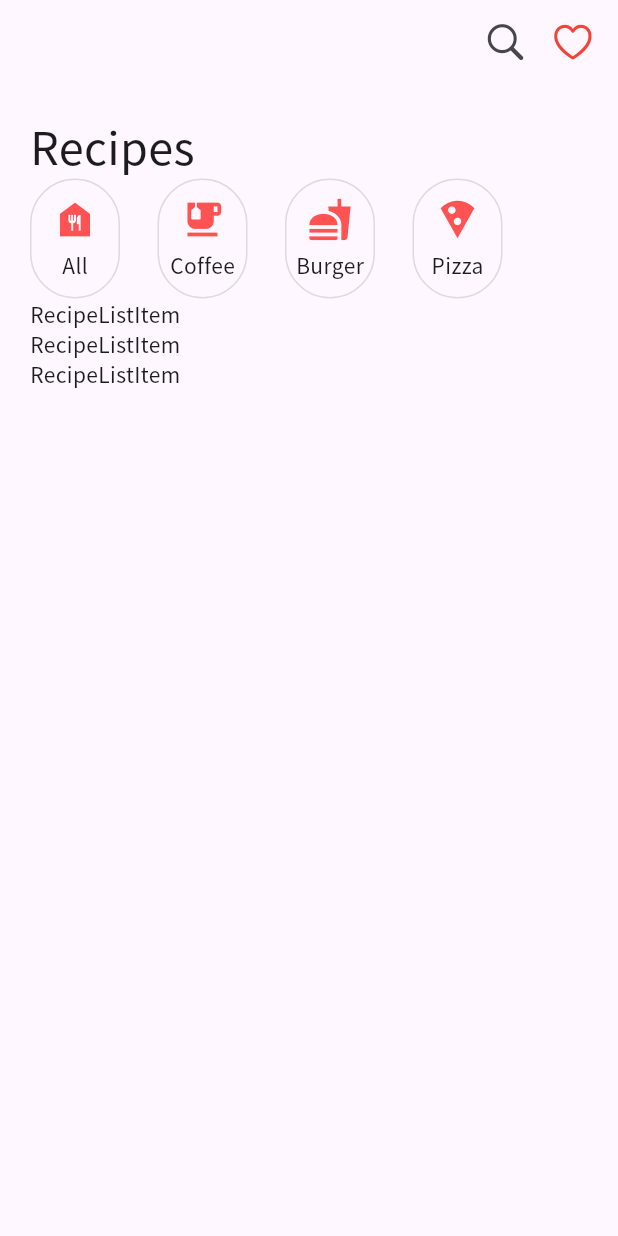
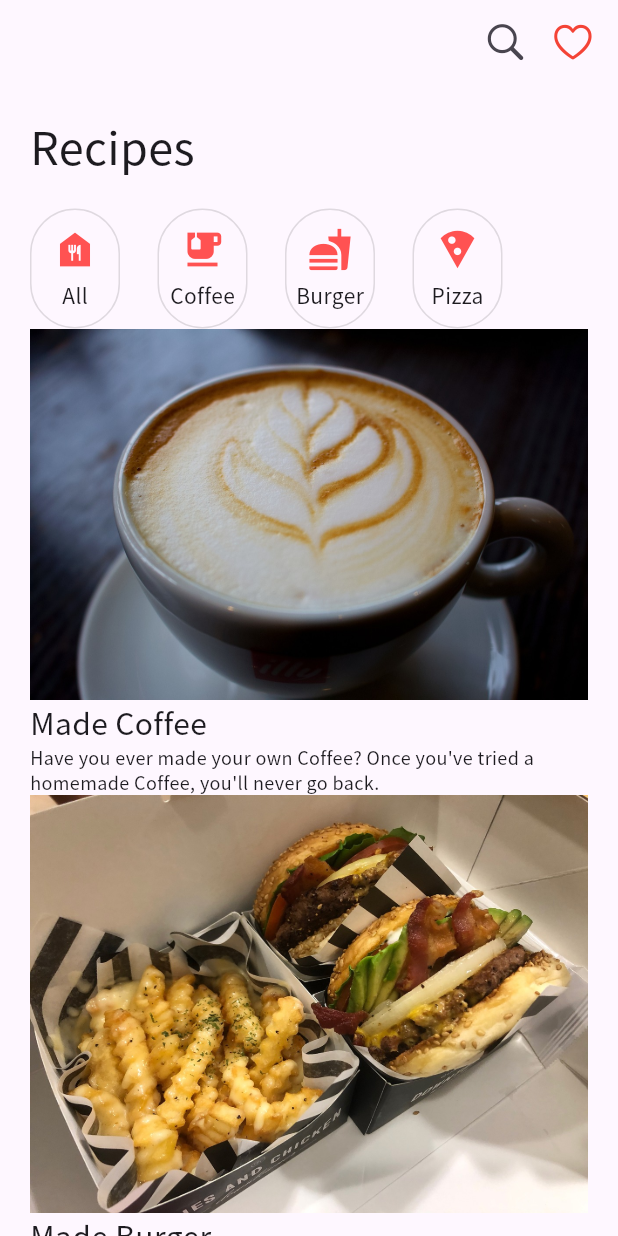
Before and after one commit to seoyeon-haru/flutter_recipe_app, a Flutter app: the screen it shows after launch, on a phone screen of 412 x 824 dp. Run offline on Flutter 3.47's test engine with Material 3 defaults, Android fonts, the phone set to English and light mode, and no system bars.

Commit message:
Refactor RecipeListItem function

```diff
--- a/lib/main.dart
+++ b/lib/main.dart
@@ -45,9 +45,9 @@ class RecipePage extends StatelessWidget {
           children: [
             RecipeTitle(),
             RecipeMenu(),
-            RecipeListItem(),
-            RecipeListItem(),
-            RecipeListItem(),
+            RecipeListItem('assets/images/coffee.jpg', 'Coffee'),
+            RecipeListItem('assets/images/burger.jpg', 'Burger'),
+            RecipeListItem('assets/images/pizza.jpg', 'Pizza'),
           ],
         ),
       ),
--- a/lib/recipe_list_item.dart
+++ b/lib/recipe_list_item.dart
@@ -1,8 +1,27 @@
 import 'package:flutter/material.dart';
 
 class RecipeListItem extends StatelessWidget {
+
+  RecipeListItem(this.path, this.title);
+
+  String path;
+  String title;
+
   @override
   Widget build(BuildContext context) {
-    return Text('RecipeListItem');
+    return Column(
+      crossAxisAlignment: CrossAxisAlignment.start,
+      children: [
+        Image.asset(path),
+        Text(
+          'Made $title',
+          style: TextStyle(fontSize: 20),
+        ),
+        Text(
+          "Have you ever made your own $title? Once you've tried a homemade Coffee, you'll never go back.",
+          style: TextStyle(fontSize: 12),
+        ),
+      ],
+    );
   }
 }
--- a/lib/recipe_menu.dart
+++ b/lib/recipe_menu.dart
@@ -3,7 +3,9 @@ import 'package:flutter/material.dart';
 class RecipeMenu extends StatelessWidget {
   @override
   Widget build(BuildContext context) {
-    return Row(
+    return Padding(
+      padding: const EdgeInsets.only(top: 20),
+      child: Row(
         children: [
           menuItem(Icons.food_bank, 'All'),
           SizedBox(width: 25),
@@ -14,6 +16,7 @@ class RecipeMenu extends StatelessWidget {
           menuItem(Icons.local_pizza, 'Pizza'),
           SizedBox(width: 25),
         ],
+      ),
     );
   }
 
```
Lines whose indentation alone changed are shown as unchanged.
